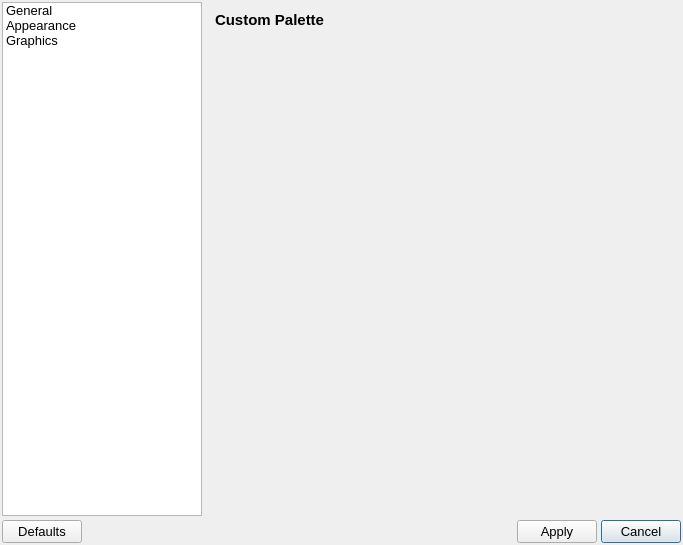
PawelekPro/MeshGeneratingTool, file src/UserInterface/Forms/PreferencesDialog.ui: the form before one commit.
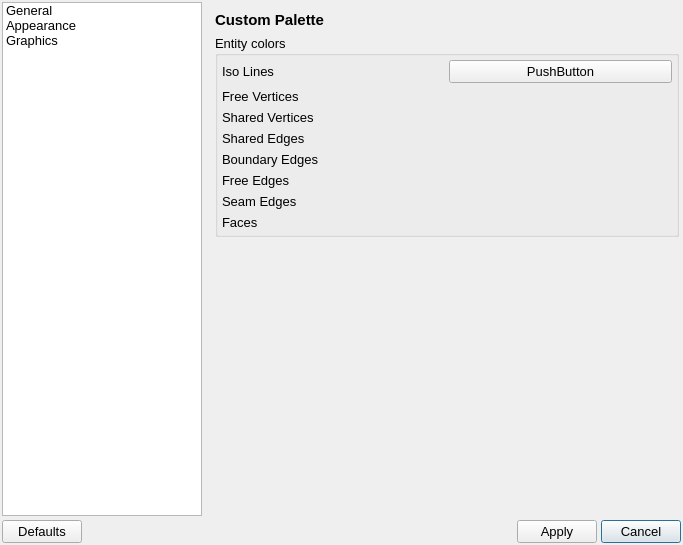
The form after the commit. The open tabs and pages were chosen to show the change. Icons and pictures are not drawn.

Commit message: Modified preference dialog

```diff
--- a/src/UserInterface/Forms/PreferencesDialog.ui
+++ b/src/UserInterface/Forms/PreferencesDialog.ui
@@ -189,6 +189,19 @@
        <property name="bottomMargin">
         <number>2</number>
        </property>
+       <item row="12" column="0">
+        <spacer name="verticalSpacer_2">
+         <property name="orientation">
+          <enum>Qt::Vertical</enum>
+         </property>
+         <property name="sizeHint" stdset="0">
+          <size>
+           <width>20</width>
+           <height>40</height>
+          </size>
+         </property>
+        </spacer>
+       </item>
        <item row="0" column="0">
         <widget class="QLabel" name="label_2">
          <property name="font">
@@ -203,18 +216,101 @@
          </property>
         </widget>
        </item>
-       <item row="1" column="0">
-        <spacer name="verticalSpacer_2">
-         <property name="orientation">
-          <enum>Qt::Vertical</enum>
+       <item row="2" column="0">
+        <widget class="QGroupBox" name="groupBox">
+         <property name="title">
+          <string>Entity colors</string>
          </property>
-         <property name="sizeHint" stdset="0">
-          <size>
-           <width>20</width>
-           <height>40</height>
-          </size>
-         </property>
-        </spacer>
+         <layout class="QGridLayout" name="gridLayout_5">
+          <property name="leftMargin">
+           <number>4</number>
+          </property>
+          <property name="topMargin">
+           <number>4</number>
+          </property>
+          <property name="rightMargin">
+           <number>4</number>
+          </property>
+          <property name="bottomMargin">
+           <number>4</number>
+          </property>
+          <property name="horizontalSpacing">
+           <number>4</number>
+          </property>
+          <property name="verticalSpacing">
+           <number>6</number>
+          </property>
+          <item row="4" column="0">
+           <widget class="QLabel" name="label_9">
+            <property name="text">
+             <string>Boundary Edges</string>
+            </property>
+           </widget>
+          </item>
+          <item row="2" column="0">
+           <widget class="QLabel" name="label_8">
+            <property name="text">
+             <string>Shared Vertices</string>
+            </property>
+           </widget>
+          </item>
+          <item row="5" column="0">
+           <widget class="QLabel" name="label_6">
+            <property name="text">
+             <string>Free Edges</string>
+            </property>
+           </widget>
+          </item>
+          <item row="1" column="0">
+           <widget class="QLabel" name="label_5">
+            <property name="text">
+             <string>Free Vertices</string>
+            </property>
+           </widget>
+          </item>
+          <item row="7" column="0">
+           <widget class="QLabel" name="label_7">
+            <property name="text">
+             <string>Faces</string>
+            </property>
+           </widget>
+          </item>
+          <item row="3" column="0">
+           <widget class="QLabel" name="label_10">
+            <property name="text">
+             <string>Shared Edges</string>
+            </property>
+           </widget>
+          </item>
+          <item row="0" column="0">
+           <widget class="QLabel" name="label_4">
+            <property name="text">
+             <string>Iso Lines</string>
+            </property>
+           </widget>
+          </item>
+          <item row="6" column="0">
+           <widget class="QLabel" name="label_11">
+            <property name="text">
+             <string>Seam Edges</string>
+            </property>
+           </widget>
+          </item>
+          <item row="0" column="1">
+           <widget class="QPushButton" name="pushButton_4">
+            <property name="minimumSize">
+             <size>
+              <width>0</width>
+              <height>0</height>
+             </size>
+            </property>
+            <property name="text">
+             <string>PushButton</string>
+            </property>
+           </widget>
+          </item>
+         </layout>
+        </widget>
        </item>
       </layout>
      </widget>
```
Left out of the diff: 26 changed lines with no effect on the pictures.
